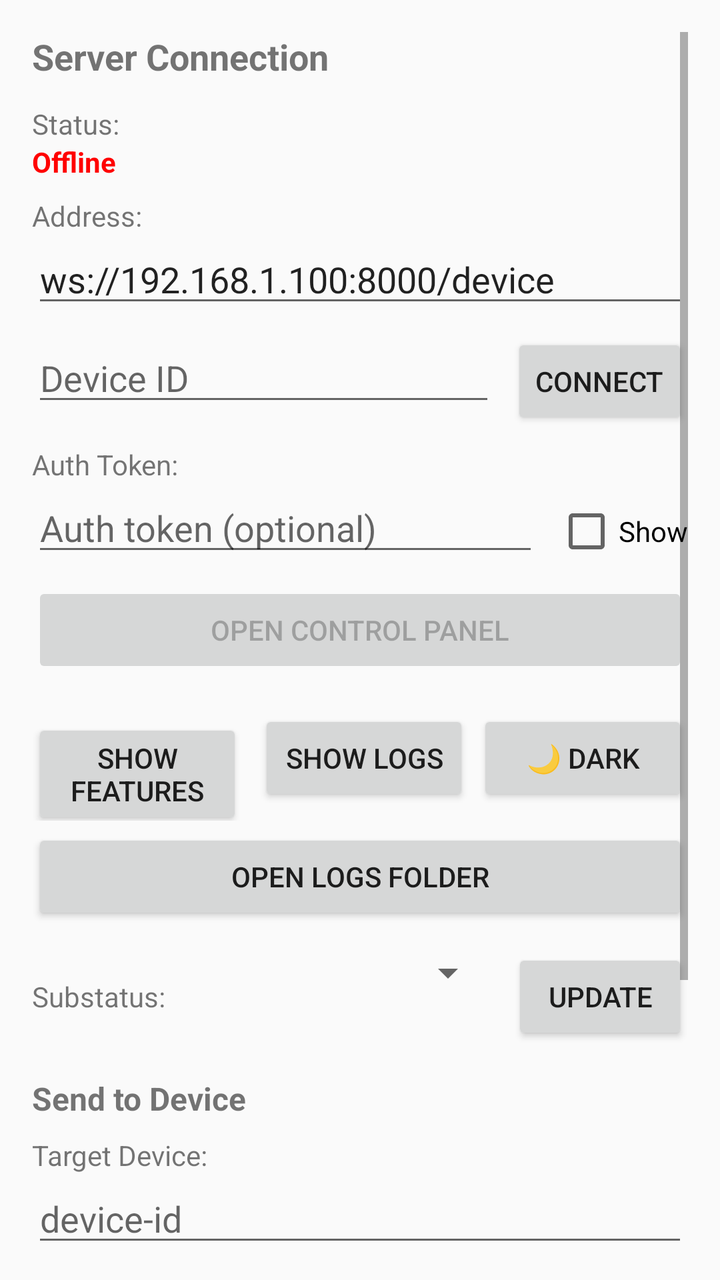
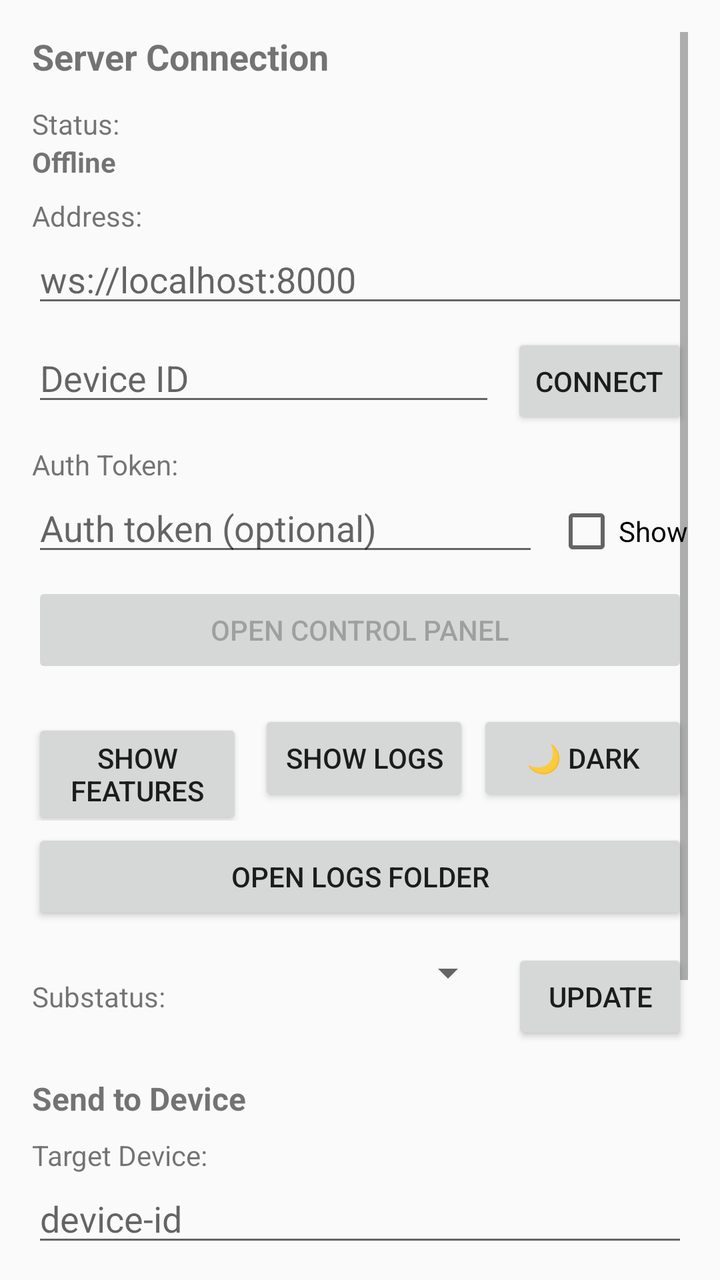

Two renders of the same Android screen: before a commit and after it. Below are the layout's source before the change and the commit's diff.
<!-- AndroidManifest.xml: application theme Theme.YukiAndroid -->
<!-- res/layout/activity_main.xml -->
<?xml version="1.0" encoding="utf-8"?>
<ScrollView xmlns:android="http://schemas.android.com/apk/res/android"
    android:layout_width="match_parent"
    android:layout_height="match_parent"
    android:padding="16dp">

    <LinearLayout
        android:layout_width="match_parent"
        android:layout_height="wrap_content"
        android:orientation="vertical">

        
        <TextView
            android:layout_width="match_parent"
            android:layout_height="wrap_content"
            android:text="Server Connection"
            android:textSize="18sp"
            android:textStyle="bold"
            android:layout_marginBottom="12dp" />

        <TextView
            android:layout_width="wrap_content"
            android:layout_height="wrap_content"
            android:text="Status:"
            android:textSize="14sp" />

        <TextView
            android:id="@+id/tvStatus"
            android:layout_width="wrap_content"
            android:layout_height="wrap_content"
            android:text="Offline"
            android:textSize="14sp"
            android:textStyle="bold"
            android:textColor="#FF0000"
            android:layout_marginBottom="8dp" />

        <TextView
            android:layout_width="wrap_content"
            android:layout_height="wrap_content"
            android:text="Address:"
            android:textSize="14sp" />

        <EditText
            android:id="@+id/etServer"
            android:layout_width="match_parent"
            android:layout_height="wrap_content"
            android:hint="ws://localhost:8000"
            android:text="ws://192.168.1.100:8000/device"
            android:layout_marginBottom="8dp" />

        <LinearLayout
            android:layout_width="match_parent"
            android:layout_height="wrap_content"
            android:orientation="horizontal">

            <EditText
                android:id="@+id/etDeviceId"
                android:layout_width="0dp"
                android:layout_height="wrap_content"
                android:layout_weight="1"
                android:hint="Device ID"
                android:layout_marginEnd="8dp" />

            <Button
                android:id="@+id/btnConnect"
                android:layout_width="wrap_content"
                android:layout_height="wrap_content"
                android:text="Connect" />
        </LinearLayout>

        <TextView
            android:layout_width="wrap_content"
            android:layout_height="wrap_content"
            android:text="Auth Token:"
            android:textSize="14sp"
            android:layout_marginTop="8dp" />

        <LinearLayout
            android:layout_width="match_parent"
            android:layout_height="wrap_content"
            android:orientation="horizontal">

            <EditText
                android:id="@+id/etAuthToken"
                android:layout_width="0dp"
                android:layout_height="wrap_content"
                android:layout_weight="1"
                android:hint="Auth token (optional)"
                android:inputType="textPassword"
                android:layout_marginEnd="8dp" />

            <CheckBox
                android:id="@+id/chkShowToken"
                android:layout_width="wrap_content"
                android:layout_height="wrap_content"
                android:text="Show" />
        </LinearLayout>

        <Button
            android:id="@+id/btnOpenPanel"
            android:layout_width="match_parent"
            android:layout_height="wrap_content"
            android:text="Open Control Panel"
            android:enabled="false"
            android:layout_marginTop="8dp" />

        
        <LinearLayout
            android:layout_width="match_parent"
            android:layout_height="wrap_content"
            android:orientation="horizontal"
            android:layout_marginTop="16dp">

            <Button
                android:id="@+id/btnToggleFeatures"
                android:layout_width="0dp"
                android:layout_height="wrap_content"
                android:layout_weight="1"
                android:text="Show features"
                android:layout_marginEnd="4dp" />

            <Button
                android:id="@+id/btnToggleLogs"
                android:layout_width="0dp"
                android:layout_height="wrap_content"
                android:layout_weight="1"
                android:text="Show logs"
                android:layout_marginStart="4dp" />

            <Button
                android:id="@+id/btnToggleTheme"
                android:layout_width="0dp"
                android:layout_height="wrap_content"
                android:layout_weight="1"
                android:text="🌙 Dark"
                android:layout_marginStart="4dp" />
        </LinearLayout>

        <Button
            android:id="@+id/btnOpenLogs"
            android:layout_width="match_parent"
            android:layout_height="wrap_content"
            android:text="Open Logs Folder"
            android:layout_marginTop="4dp" />

        
        <LinearLayout
            android:id="@+id/groupCapabilities"
            android:layout_width="match_parent"
            android:layout_height="wrap_content"
            android:orientation="vertical"
            android:visibility="gone"
            android:layout_marginTop="12dp">

            <TextView
                android:layout_width="match_parent"
                android:layout_height="wrap_content"
                android:text="Enabled Capabilities"
                android:textSize="16sp"
                android:textStyle="bold"
                android:layout_marginBottom="8dp" />

            <CheckBox
                android:id="@+id/chkOpenBrowser"
                android:layout_width="match_parent"
                android:layout_height="wrap_content"
                android:text="open_browser"
                android:checked="true" />

            <CheckBox
                android:id="@+id/chkShowNotification"
                android:layout_width="match_parent"
                android:layout_height="wrap_content"
                android:text="show_notification"
                android:checked="true" />

            <CheckBox
                android:id="@+id/chkSetVolume"
                android:layout_width="match_parent"
                android:layout_height="wrap_content"
                android:text="set_volume"
                android:checked="true" />

            <CheckBox
                android:id="@+id/chkVolumeUp"
                android:layout_width="match_parent"
                android:layout_height="wrap_content"
                android:text="volume_up"
                android:checked="true" />

            <CheckBox
                android:id="@+id/chkVolumeDown"
                android:layout_width="match_parent"
                android:layout_height="wrap_content"
                android:text="volume_down"
                android:checked="true" />

            <CheckBox
                android:id="@+id/chkGetStatus"
                android:layout_width="match_parent"
                android:layout_height="wrap_content"
                android:text="get_status"
                android:checked="true" />

            
            <CheckBox
                android:id="@+id/chkGetBattery"
                android:layout_width="match_parent"
                android:layout_height="wrap_content"
                android:text="get_battery"
                android:checked="true" />

            <CheckBox
                android:id="@+id/chkGetBrightness"
                android:layout_width="match_parent"
                android:layout_height="wrap_content"
                android:text="get_brightness"
                android:checked="true" />

            <CheckBox
                android:id="@+id/chkSetFlashlight"
                android:layout_width="match_parent"
                android:layout_height="wrap_content"
                android:text="set_flashlight"
                android:checked="true" />

            <CheckBox
                android:id="@+id/chkToggleFlashlight"
                android:layout_width="match_parent"
                android:layout_height="wrap_content"
                android:text="toggle_flashlight"
                android:checked="true" />
        </LinearLayout>

        
        <LinearLayout
            android:layout_width="match_parent"
            android:layout_height="wrap_content"
            android:orientation="horizontal"
            android:layout_marginTop="12dp">

            <TextView
                android:layout_width="wrap_content"
                android:layout_height="wrap_content"
                android:text="Substatus:"
                android:textSize="14sp" />

            <Spinner
                android:id="@+id/spinnerSubstatus"
                android:layout_width="0dp"
                android:layout_height="wrap_content"
                android:layout_weight="1"
                android:layout_marginStart="8dp"
                android:layout_marginEnd="8dp" />

            <Button
                android:id="@+id/btnUpdateStatus"
                android:layout_width="wrap_content"
                android:layout_height="wrap_content"
                android:text="Update" />
        </LinearLayout>

        
        <TextView
            android:layout_width="match_parent"
            android:layout_height="wrap_content"
            android:text="Send to Device"
            android:textSize="16sp"
            android:textStyle="bold"
            android:layout_marginTop="16dp"
            android:layout_marginBottom="8dp" />

        <TextView
            android:layout_width="wrap_content"
            android:layout_height="wrap_content"
            android:text="Target Device:" />

        <EditText
            android:id="@+id/etTargetDevice"
            android:layout_width="match_parent"
            android:layout_height="wrap_content"
            android:hint="device-id"
            android:layout_marginBottom="8dp" />

        <TextView
            android:layout_width="wrap_content"
            android:layout_height="wrap_content"
            android:text="Command:" />

        <EditText
            android:id="@+id/etCustomCommand"
            android:layout_width="match_parent"
            android:layout_height="wrap_content"
            android:hint="command"
            android:layout_marginBottom="8dp" />

        <TextView
            android:layout_width="wrap_content"
            android:layout_height="wrap_content"
            android:text="Payload (JSON):" />

        <EditText
            android:id="@+id/etPayload"
            android:layout_width="match_parent"
            android:layout_height="wrap_content"
            android:hint="{}"
            android:layout_marginBottom="8dp" />

        <Button
            android:id="@+id/btnSendToDevice"
            android:layout_width="wrap_content"
            android:layout_height="wrap_content"
            android:text="Send to Device"
            android:enabled="false" />

        
        <TextView
            android:id="@+id/tvLogsLabel"
            android:layout_width="match_parent"
            android:layout_height="wrap_content"
            android:text="Logs"
            android:textSize="16sp"
            android:textStyle="bold"
            android:layout_marginTop="16dp"
            android:visibility="gone" />

        <TextView
            android:id="@+id/tvLog"
            android:layout_width="match_parent"
            android:layout_height="200dp"
            android:background="#1a1a1a"
            android:padding="8dp"
            android:textSize="11sp"
            android:typeface="monospace"
            android:textColor="#cccccc"
            android:scrollbars="vertical"
            android:visibility="gone" />

    </LinearLayout>
</ScrollView>
<!-- resources referenced by this layout -->
<resources>
  <style name="Theme.YukiAndroid" parent="Theme.AppCompat.Light.DarkActionBar">
          <item name="colorPrimary">@color/purple_500</item>
          <item name="colorPrimaryDark">@color/purple_700</item>
          <item name="colorAccent">@color/purple_200</item>
      </style>
  <color name="purple_500">#FF6200EE</color>
  <color name="purple_700">#FF3700B3</color>
  <color name="purple_200">#FFBB86FC</color>
</resources>

<!-- the commit's change to res/layout/activity_main.xml (unified diff, before → after) -->
@@ -1,10 +1,13 @@
 <?xml version="1.0" encoding="utf-8"?>
-<ScrollView xmlns:android="http://schemas.android.com/apk/res/android"
+<ScrollView
+    xmlns:android="http://schemas.android.com/apk/res/android"
+    android:id="@+id/scrollView"
     android:layout_width="match_parent"
     android:layout_height="match_parent"
     android:padding="16dp">
 
     <LinearLayout
+        android:id="@+id/mainLayout"
         android:layout_width="match_parent"
         android:layout_height="wrap_content"
         android:orientation="vertical">
@@ -31,7 +34,6 @@
             android:text="Offline"
             android:textSize="14sp"
             android:textStyle="bold"
-            android:textColor="#FF0000"
             android:layout_marginBottom="8dp" />
 
         <TextView
@@ -45,7 +47,6 @@
             android:layout_width="match_parent"
             android:layout_height="wrap_content"
             android:hint="ws://localhost:8000"
-            android:text="ws://192.168.1.100:8000/device"
             android:layout_marginBottom="8dp" />
 
         <LinearLayout
@@ -202,7 +203,6 @@
                 android:text="get_status"
                 android:checked="true" />
 
-            
             <CheckBox
                 android:id="@+id/chkGetBattery"
                 android:layout_width="match_parent"
